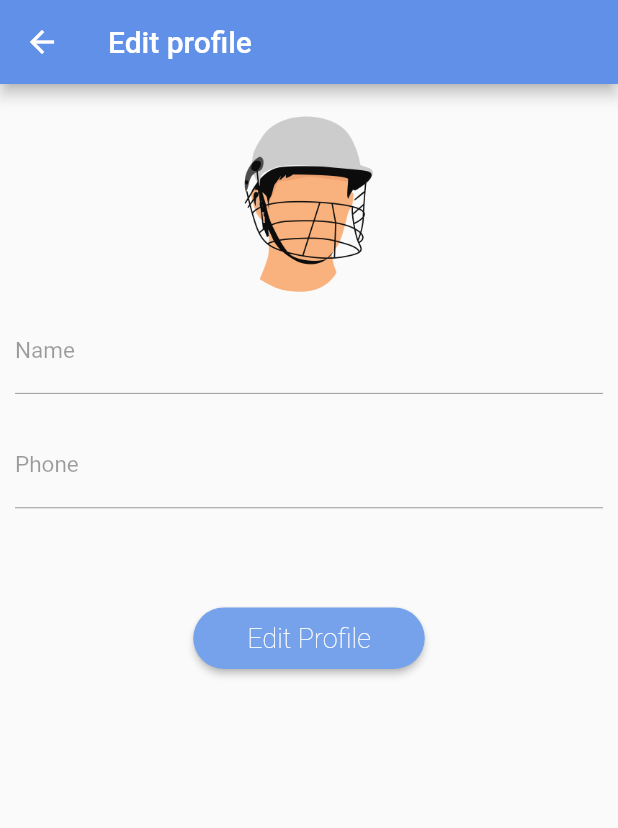
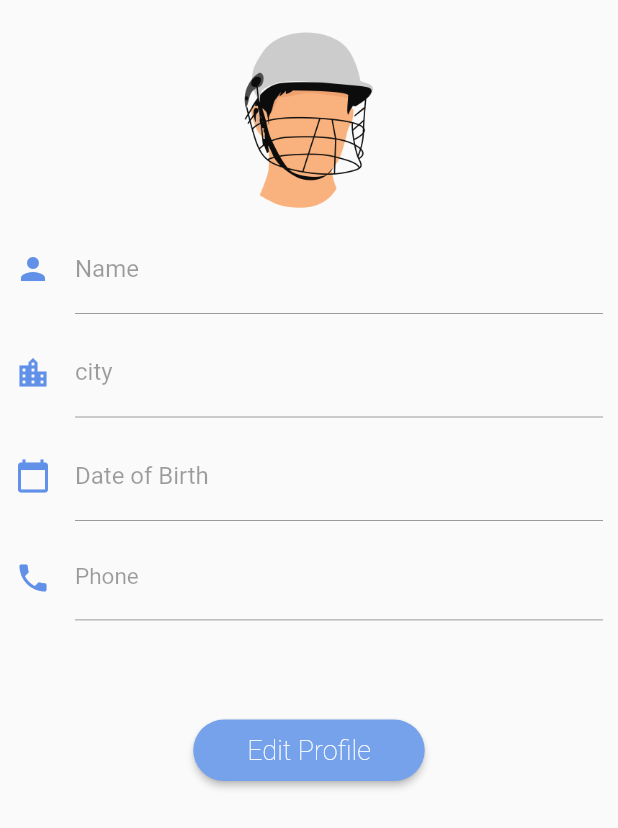
Before and after one commit to jayavardhanpatil/Cricscore_mobile, a Flutter app: the EditProfile screen opened directly, on a phone screen of 412 x 824 dp. Shown: the top 828 px of the screen. Run offline on Flutter 3.47's test engine with Material 2 defaults, Android fonts, the phone set to English and light mode, and no system bars; drawn by our look-alikes of auto_size_text, datetime_picker_formfield; our stand-ins replace firebase_auth, firebase_core, flutter_spinkit, flutter_typeahead, font_awesome_flutter, google_sign_in and 1 more; accounts and stored records are empty; generated files the repository leaves out were written again; Roboto replaces fonts that are missing (Lemonada); statements that could not run were skipped.

Commit message:
Profile page

```diff
--- a/lib/Constants.dart
+++ b/lib/Constants.dart
@@ -1,7 +1,10 @@
+import 'package:flutter/material.dart';
+
 class Constant{
 
   static final String PROFILE_KEY = "profile";
   static final String EDIT_PROFILE_APP_BAR_TITLE = "Edit profile";
   static final int PRIMARY_THEME_COLOR = 0xFF6190E8;
+  static final Color PRIMARY_COLOR = Color(0xFF6190E8);
 
 }
--- a/lib/view/ProfilePage.dart
+++ b/lib/view/ProfilePage.dart
@@ -2,11 +2,14 @@
 import 'package:auto_size_text/auto_size_text.dart';
 import 'package:cricscore/Constants.dart';
 import 'package:cricscore/model/player.dart';
+import 'package:datetime_picker_formfield/datetime_picker_formfield.dart';
 import 'package:flutter/cupertino.dart';
 import 'package:flutter/foundation.dart';
 import 'package:flutter/material.dart';
 import 'package:flutter/services.dart';
 import 'package:cricscore/controller/SharedPrefUtil.dart';
+import 'package:flutter_typeahead/flutter_typeahead.dart';
+import 'package:font_awesome_flutter/font_awesome_flutter.dart';
 import 'package:intl/intl.dart';
 
 final primaryColor = const Color(0xFF75A2EA);
@@ -25,14 +28,14 @@ class EditProfile extends StatefulWidget {
 
 class _EditProfile extends State<EditProfile> {
   ProfileBodyEnum profileBodyType;
-  bool showAppBar;
+  bool showAppBar = false;
 
   _EditProfile({this.profileBodyType, this.showAppBar});
 
   Player playerProfile;
 
   bool loading = false;
-  TextEditingController _phoneNumber, _name, _city, _dateTime, _typeAheadController;
+  TextEditingController _phoneNumber, _name, _city, _dob, _typeAheadController;
   final DateFormat format = DateFormat('yyyy-MM-dd');
 
   var _height;
@@ -43,6 +46,8 @@ class _EditProfile extends State<EditProfile> {
     print("Profile : "+ playerProfile.toString());
     _phoneNumber = TextEditingController(text: playerProfile.phoneNumber.toString());
     _name = TextEditingController(text: playerProfile.first_name);
+    _city = TextEditingController(text: playerProfile.city);
+    _typeAheadController = TextEditingController(text: playerProfile.city);
     super.initState();
   }
 
@@ -55,7 +60,7 @@ class _EditProfile extends State<EditProfile> {
         .height;
 
     return Scaffold(
-      appBar: new AppBar(
+      appBar: showAppBar ? new AppBar(
         title: AutoSizeText(
           Constant.EDIT_PROFILE_APP_BAR_TITLE,
           maxLines: 1,
@@ -64,7 +69,7 @@ class _EditProfile extends State<EditProfile> {
               fontFamily: "Lemonada"
           ),
         ),
-      ),
+      ):null,
       body: (profileBodyType == ProfileBodyEnum.edit) ? ProfileBody(context, true) : ProfileView(context, false),
     );
   }
@@ -114,10 +119,8 @@ class _EditProfile extends State<EditProfile> {
                   ),
                 ),
                 onPressed: () {
-                  print(_phoneNumber.text.toString());
-                  print(_name.text.toString());
-                  print(_city.text.toString());
-                  print(_dateTime.text.toString());
+
+
                 },
               )
 
@@ -185,24 +188,6 @@ class _EditProfile extends State<EditProfile> {
     );
   }
 
-  // void showSuccessColoredToast(String message) {
-  //   Fluttertoast.showToast(
-  //     msg: message,
-  //     backgroundColor: Color.fromRGBO(44, 213, 83, 0.4),
-  //     textColor: Colors.black87,
-  //     gravity: ToastGravity.CENTER,
-  //   );
-  // }
-  //
-  // void showFailedColoredToast(String message) {
-  //   Fluttertoast.showToast(
-  //     msg: message,
-  //     backgroundColor: Color.fromRGBO(252, 26, 10, 0.4),
-  //     textColor: Colors.black87,
-  //     gravity: ToastGravity.CENTER,
-  //   );
-  // }
-
   List<Widget> buildInputs(BuildContext context, bool enabled) {
     List<Widget> textFields = [];
     textFields.add(
@@ -210,16 +195,80 @@ class _EditProfile extends State<EditProfile> {
         controller: _name,
         enabled: enabled,
         decoration: InputDecoration(
-            labelText: 'Name'
-
+            labelText: 'Name',
+            icon: Icon(Icons.person, color: Constant.PRIMARY_COLOR,)
         ),
-
-        style: TextStyle(fontSize: 15.0, fontFamily: "Lemonada",),
+        //style: TextStyle(fontSize: 15.0, fontFamily: "Lemonada",),
         //onChanged: (value) => _phoneNumber = value,
       ),
     );
     textFields.add(SizedBox(height: 10));
 
+    textFields.add(
+      TypeAheadFormField(
+        direction: AxisDirection.up,
+        suggestionsBoxVerticalOffset: -10.0,
+        autoFlipDirection: true,
+        textFieldConfiguration: TextFieldConfiguration(
+            controller: this._typeAheadController,
+            enabled: enabled,
+            decoration: InputDecoration(
+              labelText: 'city',
+                icon: Icon(Icons.location_city, color: Constant.PRIMARY_COLOR,)
+            ),
+            style: TextStyle(fontFamily: "Lemonada",)
+        ),
+        suggestionsCallback: (pattern) {
+          List filtteredCities = [];
+          for(String city in cities){
+            if(city.toLowerCase().startsWith(pattern.toLowerCase())){
+              filtteredCities.add(city);
+            }
+            if(filtteredCities.length == 3) break;
+          }
+          return filtteredCities;
+        },
+        itemBuilder: (context, suggestion) {
+          return ListTile(
+            leading: Icon(Icons.location_city, color: Constant.PRIMARY_COLOR,),
+            title: Text(suggestion, style: TextStyle(fontFamily: "Lemonada",),),
+          );
+        },
+        transitionBuilder: (context, suggestionsBox, controller) {
+          return suggestionsBox;
+        },
+        onSuggestionSelected: (suggestion) {
+          this._city.text = suggestion;
+          this._typeAheadController.text = suggestion;
+        },
+      ),
+    );
+    textFields.add(SizedBox(height: 10));
+
+    textFields.add(
+      DateTimeField(
+        enabled: enabled,
+        format: format,
+        decoration: InputDecoration(
+          labelText: 'Date of Birth',
+          icon: Icon(Icons.calendar_today, color: Constant.PRIMARY_COLOR,),
+        ),
+        style: TextStyle(fontFamily: "Lemonada",),
+        onShowPicker: (context, currentValue) {
+          return showDatePicker(
+              context: context,
+              firstDate: DateTime(1950),
+              initialDate: currentValue ?? DateTime.now(),
+              lastDate: DateTime.now());
+        },
+        controller: _dob,
+        onChanged: (value) {
+          setState(() {
+            _dob.text = format.format(value);
+          });
+        },
+      ),
+    );
 
     textFields.add(SizedBox(height: 10));
 
@@ -228,7 +277,8 @@ class _EditProfile extends State<EditProfile> {
         controller: _phoneNumber,
         enabled: enabled,
         decoration: InputDecoration(
-            labelText: 'Phone '
+            labelText: 'Phone ',
+          icon: Icon(Icons.phone, color: Constant.PRIMARY_COLOR,),
         ),
         keyboardType: TextInputType.number,
         style: TextStyle(fontSize: 15.0, fontFamily: "Lemonada",),
@@ -245,3 +295,6 @@ class _EditProfile extends State<EditProfile> {
   }
 
 }
+
+
+List<String> cities = ["Mumbai", "Pune", "Bhoj", "Bangalore", "Delhi"];
```
Also changed, not shown: pubspec.yaml (+7 -1 lines), pubspec.lock.
